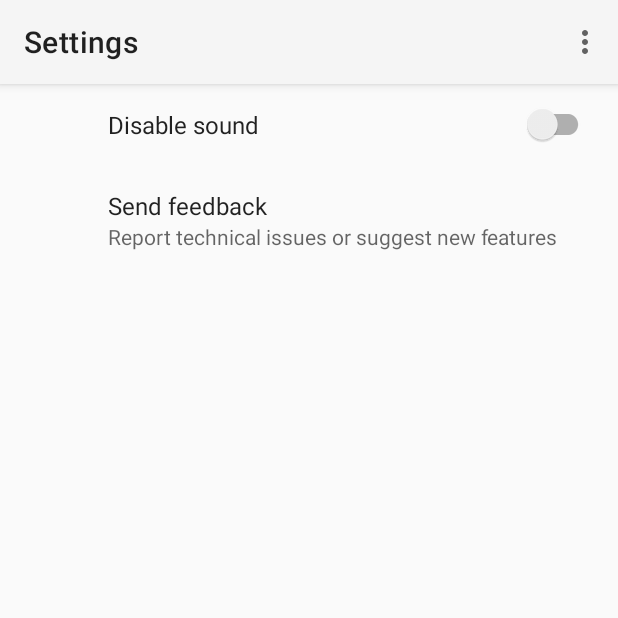
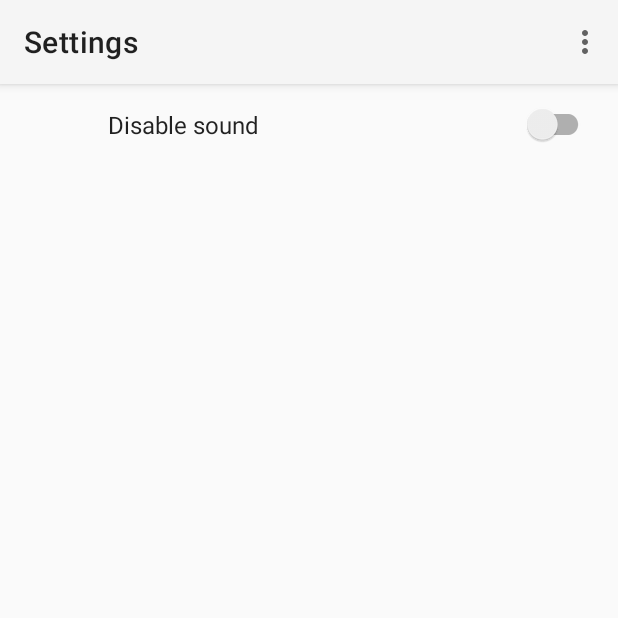
Before and after one commit to orimood/MMMFingers, an Android app: the SettingsFragment screen opened through its navigation route, on a phone screen of 412 x 824 dp, the top half of it. Run offline under Robolectric (Android 15) with nearby library versions, the phone set to English and light mode, and no system bars; our stand-ins replace androidx.preference, navigation-ui.

Commit message:
new shit buttons work

```diff
--- a/app/src/main/java/com/mmmfingers/BackgroundSoundService.java
+++ b/app/src/main/java/com/mmmfingers/BackgroundSoundService.java
@@ -8,18 +8,24 @@ import android.widget.Toast;
 
 import androidx.annotation.Nullable;
 
+import com.google.android.material.switchmaterial.SwitchMaterial;
+
 public class BackgroundSoundService extends Service {
     MediaPlayer mediaPlayer;
+
 
     @Nullable
     @Override
     public IBinder onBind(Intent intent) {
         return null;
     }
+    private SwitchMaterial soundswitch;
+    private SettingsFragment settingsFragment;
 
     @Override
     public void onCreate() {
         super.onCreate();
+
         mediaPlayer = MediaPlayer.create(this, R.raw.sound);
         mediaPlayer.setLooping(true); // Set looping
         mediaPlayer.setVolume(200, 200);
--- a/app/src/main/java/com/mmmfingers/SettingsFragment.java
+++ b/app/src/main/java/com/mmmfingers/SettingsFragment.java
@@ -9,4 +9,6 @@ public class SettingsFragment extends PreferenceFragmentCompat {
     public void onCreatePreferences(Bundle savedInstanceState, String rootKey) {
         setPreferencesFromResource(R.xml.preferences, rootKey);
     }
+
+    public static final String MUTE = "mute";
 }
--- a/app/src/main/res/xml/preferences.xml
+++ b/app/src/main/res/xml/preferences.xml
@@ -5,9 +5,4 @@
         app:key="Sound"
         app:title="Disable sound"/>
 
-    <Preference
-        app:key="feedback"
-        app:title="Send feedback"
-        app:summary="Report technical issues or suggest new features"/>
-
 </PreferenceScreen>
```
Also changed, not shown: app/src/main/java/com/mmmfingers/GamePanel.java (+0 -13 lines).
